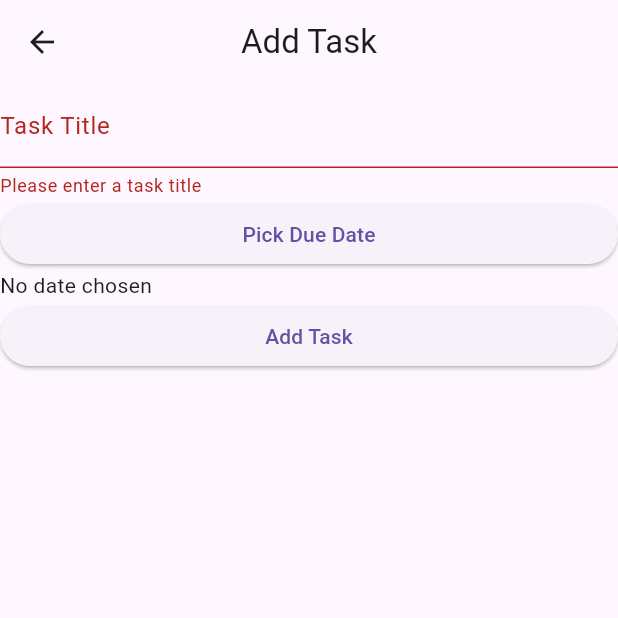
After one commit to subhan-0073/due-day, a Flutter app: the AddTaskScreen screen opened directly, after a tap on "Add Task", on a phone screen of 412 x 824 dp, the top half of it. The commit adds this screen. Run offline on Flutter 3.47's test engine with Material 3 defaults, Android fonts, the light colour scheme and no system bars.

Commit message:
Milestone 3: Add Task screen with input validation and due date picker

```diff
--- /dev/null
+++ b/lib/src/ui/screens/add_task_screen.dart
@@ -0,0 +1,79 @@
+import 'package:flutter/material.dart';
+
+class AddTaskScreen extends StatefulWidget {
+  const AddTaskScreen({super.key});
+
+  @override
+  State<AddTaskScreen> createState() => _AddTaskScreenState();
+}
+
+class _AddTaskScreenState extends State<AddTaskScreen> {
+  final _titleController = TextEditingController();
+  final _formKey = GlobalKey<FormState>();
+  String? _title;
+  DateTime? _selectedDate;
+  @override
+  Widget build(BuildContext context) {
+    return Scaffold(
+      appBar: AppBar(title: Text("Add Task"), centerTitle: true),
+      body: Form(
+        key: _formKey,
+        child: ListView(
+          children: [
+            TextFormField(
+              controller: _titleController,
+              decoration: InputDecoration(label: Text("Task Title")),
+              validator: (value) {
+                if (value == null || value.trim().isEmpty) {
+                  return 'Please enter a task title';
+                }
+                return null;
+              },
+              onSaved: (value) {
+                _title = value!.trim();
+              },
+            ),
+            ElevatedButton(
+              onPressed: () async {
+                final pickedDate = await showDatePicker(
+                  context: context,
+                  firstDate: DateTime(2000),
+                  lastDate: DateTime(2100),
+                );
+                if (pickedDate != null) {
+                  setState(() {
+                    _selectedDate = pickedDate;
+                  });
+                }
+              },
+              child: Text("Pick Due Date"),
+            ),
+            Text(
+              _selectedDate == null
+                  ? 'No date chosen'
+                  : 'Selected date: ${_selectedDate!.toLocal().toString().split(' ')[0]}',
+            ),
+            ElevatedButton(
+              onPressed: () {
+                if (_formKey.currentState!.validate()) {
+                  if (_selectedDate == null) {
+                    ScaffoldMessenger.of(context).showSnackBar(
+                      SnackBar(content: Text('Please pick a due date')),
+                    );
+
+                    return;
+                  }
+                  _formKey.currentState!.save();
+                  print(_title);
+                  print(_selectedDate);
+                  Navigator.pop(context);
+                }
+              },
+              child: const Text("Add Task"),
+            ),
+          ],
+        ),
+      ),
+    );
+  }
+}
--- a/lib/src/ui/screens/home_screen.dart
+++ b/lib/src/ui/screens/home_screen.dart
@@ -1,4 +1,5 @@
 import 'package:dueday/src/models/task.dart';
+import 'package:dueday/src/ui/screens/add_task_screen.dart';
 import 'package:dueday/src/ui/widgets/deadline_tile.dart';
 import 'package:flutter/material.dart';
 
@@ -24,6 +25,15 @@ class HomeScreen extends StatelessWidget {
           },
         ),
       ),
+      floatingActionButton: FloatingActionButton(
+        onPressed: () {
+          Navigator.push(
+            context,
+            MaterialPageRoute(builder: (context) => AddTaskScreen()),
+          );
+        },
+        child: Icon(Icons.add),
+      ),
     );
   }
 }
```
Also changed, not shown: 1 other file.
